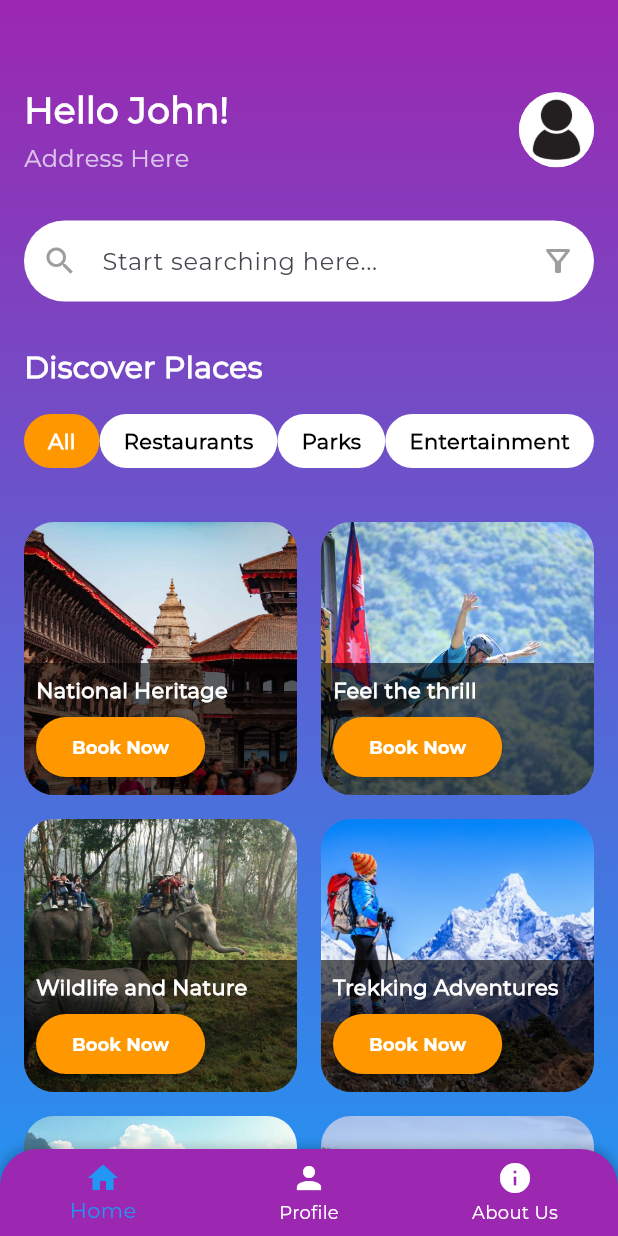
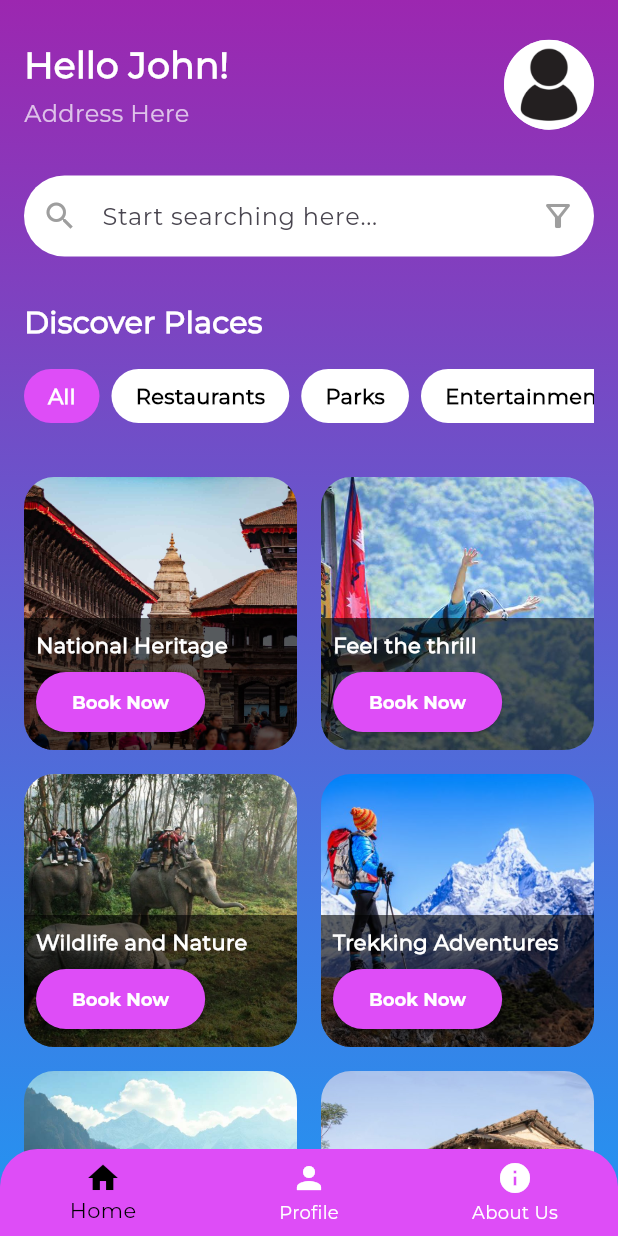
Before and after one commit to nishant1100/GuideGo, a Flutter app: the DashboardView screen opened directly, on a phone screen of 412 x 824 dp. Run offline on Flutter 3.47's test engine with Material 3 defaults, Android fonts, the phone set to English and light mode, and no system bars.

Commit message:
dadhboard updated

```diff
--- a/lib/core/app_theme/app_theme.dart
+++ b/lib/core/app_theme/app_theme.dart
@@ -11,7 +11,7 @@ ThemeData getApplicationTheme() {
                   color: Colors.white,
                   fontWeight: FontWeight.w300,
                   fontFamily: 'Montserrat Bold'),
-              backgroundColor: Colors.purple,
+              backgroundColor: const Color(0xFFDE4DF7),
               shape: RoundedRectangleBorder(
                   borderRadius: BorderRadius.circular(30)))),
       inputDecorationTheme: const InputDecorationTheme(
--- a/lib/view/dashboard_view.dart
+++ b/lib/view/dashboard_view.dart
@@ -1,6 +1,8 @@
 import 'package:flutter/material.dart';
 
 class DashboardView extends StatefulWidget {
+  const DashboardView({super.key});
+
   @override
   _DashboardViewState createState() => _DashboardViewState();
 }
@@ -15,9 +17,9 @@ class _DashboardViewState extends State<DashboardView> {
   }
 
   final List<Widget> _pages = [
-    DashboardContent(),
-    UserProfile(),
-    AboutUs(),
+    const DashboardContent(),
+    const UserProfile(),
+    const AboutUs(),
   ];
 
   @override
@@ -26,33 +28,18 @@ class _DashboardViewState extends State<DashboardView> {
       body: Stack(
         children: [
           IndexedStack(
-            index: _selectedIndex, // Maintain state of all pages
+            index: _selectedIndex,
             children: _pages,
           ),
           Align(
             alignment: Alignment.bottomCenter,
-            child: Container(
-              decoration: BoxDecoration(
-                color: Colors.transparent,
-                borderRadius: BorderRadius.only(
-                  topLeft: Radius.circular(25),
-                  topRight: Radius.circular(25),
-                ),
-                boxShadow: [
-                  BoxShadow(
-                    color: Colors.black.withOpacity(0.2),
-                    spreadRadius: 2,
-                    blurRadius: 5,
-                  ),
-                ],
-              ),
             child: ClipRRect(
-                borderRadius: BorderRadius.only(
+              borderRadius: const BorderRadius.only(
                 topLeft: Radius.circular(25),
                 topRight: Radius.circular(25),
               ),
               child: BottomNavigationBar(
-                  items: [
+                items: const [
                   BottomNavigationBarItem(
                     icon: Icon(Icons.home),
                     label: 'Home',
@@ -67,11 +54,10 @@ class _DashboardViewState extends State<DashboardView> {
                   ),
                 ],
                 currentIndex: _selectedIndex,
-                  backgroundColor: const Color(0xFF9C27B0),
-                  selectedItemColor: const Color(0xFF2196F3),
+                backgroundColor: const Color(0xFFDE4DF7),
+                selectedItemColor: const Color.fromARGB(255, 0, 0, 0),
                 unselectedItemColor: Colors.white,
                 onTap: _onItemTapped,
-                ),
               ),
             ),
           ),
@@ -82,12 +68,14 @@ class _DashboardViewState extends State<DashboardView> {
 }
 
 class DashboardContent extends StatelessWidget {
+  const DashboardContent({super.key});
+
   @override
   Widget build(BuildContext context) {
     return Container(
       width: double.infinity,
       height: double.infinity,
-      decoration: BoxDecoration(
+      decoration: const BoxDecoration(
         gradient: LinearGradient(
           colors: [Color(0xFF9C27B0), Color(0xFF2196F3)],
           begin: Alignment.topCenter,
@@ -103,8 +91,8 @@ class DashboardContent extends StatelessWidget {
                 child: Column(
                   crossAxisAlignment: CrossAxisAlignment.start,
                   children: [
-                    SizedBox(height: 40),
-                    Row(
+                    const SizedBox(height: 10),
+                    const Row(
                       mainAxisAlignment: MainAxisAlignment.spaceBetween,
                       children: [
                         Column(
@@ -129,20 +117,21 @@ class DashboardContent extends StatelessWidget {
                           ],
                         ),
                         CircleAvatar(
-                          radius: 25,
+                          radius: 30,
                           backgroundImage:
                               AssetImage('assets/images/profile.jpg'),
                         ),
                       ],
                     ),
-                    SizedBox(height: 30),
+                    const SizedBox(height: 30),
                     TextField(
                       decoration: InputDecoration(
                         hintText: "Start searching here...",
                         filled: true,
                         fillColor: Colors.white,
-                        prefixIcon: Icon(Icons.search, color: Colors.grey),
-                        suffixIcon: Icon(Icons.filter_alt_outlined,
+                        prefixIcon:
+                            const Icon(Icons.search, color: Colors.grey),
+                        suffixIcon: const Icon(Icons.filter_alt_outlined,
                             color: Colors.grey),
                         border: OutlineInputBorder(
                           borderRadius: BorderRadius.circular(30),
@@ -150,8 +139,8 @@ class DashboardContent extends StatelessWidget {
                         ),
                       ),
                     ),
-                    SizedBox(height: 30),
-                    Text(
+                    const SizedBox(height: 30),
+                    const Text(
                       "Discover Places",
                       style: TextStyle(
                         fontSize: 20,
@@ -159,29 +148,37 @@ class DashboardContent extends StatelessWidget {
                         color: Colors.white,
                       ),
                     ),
-                    SizedBox(height: 16),
-                    Row(
+                    const SizedBox(height: 16),
+                    const SingleChildScrollView(
+                      scrollDirection: Axis.horizontal,
+                      child: Row(
                         mainAxisAlignment: MainAxisAlignment.spaceAround,
                         children: [
                           CategoryChip(label: "All", isSelected: true),
+                          SizedBox(width: 8),
                           CategoryChip(label: "Restaurants"),
+                          SizedBox(width: 8),
                           CategoryChip(label: "Parks"),
+                          SizedBox(width: 8),
                           CategoryChip(label: "Entertainment"),
+                          SizedBox(width: 8),
                         ],
                       ),
-                    SizedBox(height: 20),
+                    ),
+                    const SizedBox(height: 20),
                   ],
                 ),
               ),
               Padding(
-                padding: const EdgeInsets.symmetric(horizontal: 16.0),
+                padding: const EdgeInsets.fromLTRB(
+                    16.0, 0.0, 16.0, 80.0), // Add bottom padding here
                 child: GridView.count(
                   shrinkWrap: true,
-                  physics: NeverScrollableScrollPhysics(),
+                  physics: const NeverScrollableScrollPhysics(),
                   crossAxisCount: 2,
                   crossAxisSpacing: 16,
                   mainAxisSpacing: 16,
-                  children: [
+                  children: const [
                     PlaceCard(
                         image: 'assets/images/heritage.jpg',
                         title: 'National Heritage'),
@@ -203,6 +200,9 @@ class DashboardContent extends StatelessWidget {
                     PlaceCard(
                         image: 'assets/images/food.jpeg',
                         title: 'Street Food Tour'),
+                    PlaceCard(
+                        image: 'assets/images/lake.jpg',
+                        title: 'Lake and Rivers'),
                   ],
                 ),
               ),
@@ -219,6 +219,7 @@ class CategoryChip extends StatelessWidget {
   final bool isSelected;
 
   const CategoryChip({
+    super.key,
     required this.label,
     this.isSelected = false,
   });
@@ -226,9 +227,9 @@ class CategoryChip extends StatelessWidget {
   @override
   Widget build(BuildContext context) {
     return Container(
-      padding: EdgeInsets.symmetric(horizontal: 16, vertical: 8),
+      padding: const EdgeInsets.symmetric(horizontal: 16, vertical: 8),
       decoration: BoxDecoration(
-        color: isSelected ? Colors.orange : Colors.white,
+        color: isSelected ? const Color(0xFFDE4DF7) : Colors.white,
         borderRadius: BorderRadius.circular(20),
       ),
       child: Text(
@@ -247,6 +248,7 @@ class PlaceCard extends StatelessWidget {
   final String title;
 
   const PlaceCard({
+    super.key,
     required this.image,
     required this.title,
   });
@@ -271,29 +273,24 @@ class PlaceCard extends StatelessWidget {
           child: Container(
             decoration: BoxDecoration(
               color: Colors.black.withOpacity(0.6),
-              borderRadius: BorderRadius.vertical(bottom: Radius.circular(20)),
+              borderRadius:
+                  const BorderRadius.vertical(bottom: Radius.circular(20)),
             ),
-            padding: EdgeInsets.all(8),
+            padding: const EdgeInsets.all(8),
             child: Column(
               crossAxisAlignment: CrossAxisAlignment.start,
               children: [
                 Text(
                   title,
-                  style: TextStyle(
+                  style: const TextStyle(
                     color: Colors.white,
                     fontWeight: FontWeight.bold,
                   ),
                 ),
-                SizedBox(height: 4),
+                const SizedBox(height: 4),
                 ElevatedButton(
                   onPressed: () {},
-                  style: ElevatedButton.styleFrom(
-                    backgroundColor: Colors.orange,
-                    shape: RoundedRectangleBorder(
-                      borderRadius: BorderRadius.circular(20),
-                    ),
-                  ),
-                  child: Text(
+                  child: const Text(
                     'Book Now',
                     style: TextStyle(
                       color: Colors.white,
@@ -311,18 +308,22 @@ class PlaceCard extends StatelessWidget {
 }
 
 class UserProfile extends StatelessWidget {
+  const UserProfile({super.key});
+
   @override
   Widget build(BuildContext context) {
-    return Center(
+    return const Center(
       child: Text('User Profile Page', style: TextStyle(fontSize: 20)),
     );
   }
 }
 
 class AboutUs extends StatelessWidget {
+  const AboutUs({super.key});
+
   @override
   Widget build(BuildContext context) {
-    return Center(
+    return const Center(
       child: Text('About Us Page', style: TextStyle(fontSize: 20)),
     );
   }
--- a/lib/view/landing_pg_view.dart
+++ b/lib/view/landing_pg_view.dart
@@ -116,13 +116,13 @@ class OnboardingPage extends StatelessWidget {
                     MaterialPageRoute(builder: (context) => LoginView()),
                   );
                 },
-                style: ElevatedButton.styleFrom(
-                  backgroundColor: const Color(0xFF9C27B0),
-                  shape: RoundedRectangleBorder(
-                    borderRadius: BorderRadius.circular(30),
-                  ),
-                  padding: EdgeInsets.symmetric(horizontal: 50, vertical: 15),
-                ),
+                // style: ElevatedButton.styleFrom(
+                //   backgroundColor: const Color(0xFF9C27B0),
+                //   shape: RoundedRectangleBorder(
+                //     borderRadius: BorderRadius.circular(30),
+                //   ),
+                //   padding: EdgeInsets.symmetric(horizontal: 50, vertical: 15),
+                // ),
                 child: Text(
                   'Hire Your Guide',
                   style: TextStyle(
```
Lines whose indentation alone changed are shown as unchanged.
